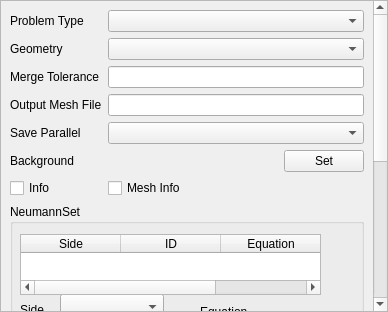
The window that Application/qCoreParameters.ui (Sprunth/RGG) describes before a commit, drawn with Qt 5.
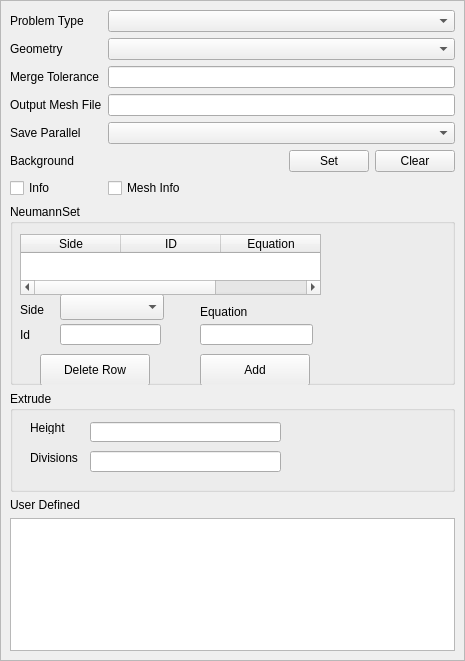
The same window after the commit.

Commit message: ablity to clear background mesh

Patch:
```diff
--- a/Application/qCoreParameters.ui
+++ b/Application/qCoreParameters.ui
@@ -6,8 +6,8 @@
    <rect>
     <x>0</x>
     <y>0</y>
-    <width>388</width>
-    <height>312</height>
+    <width>465</width>
+    <height>661</height>
    </rect>
   </property>
   <property name="windowTitle">
@@ -27,7 +27,7 @@
        <rect>
         <x>0</x>
         <y>0</y>
-        <width>371</width>
+        <width>448</width>
         <height>665</height>
        </rect>
       </property>
@@ -185,6 +185,19 @@
            </property>
           </widget>
          </item>
+         <item>
+          <widget class="QPushButton" name="BackgroundClear">
+           <property name="text">
+            <string>Clear</string>
+           </property>
+           <property name="iconSize">
+            <size>
+             <width>0</width>
+             <height>0</height>
+            </size>
+           </property>
+          </widget>
+         </item>
         </layout>
        </item>
        <item row="3" column="0">
```
Left out of the diff: 2 changed lines with no effect on the pictures. The commit also changes 2 other files.
